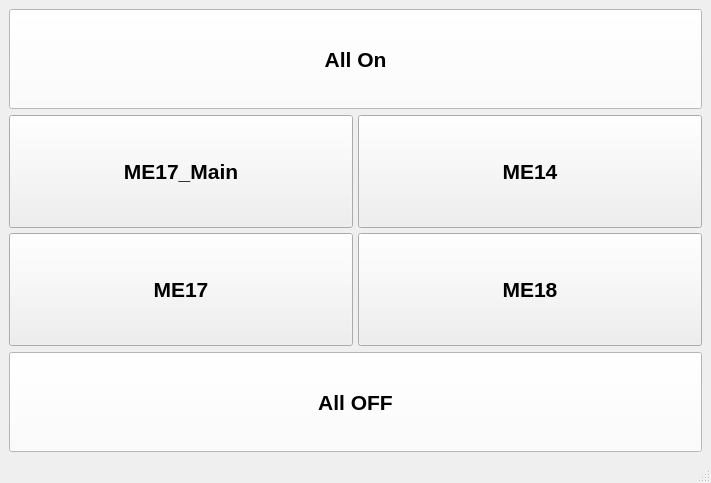
The window that Python-client/gui.ui (EdwinFairchild/BLE-rig) describes before a commit, drawn with Qt 5.
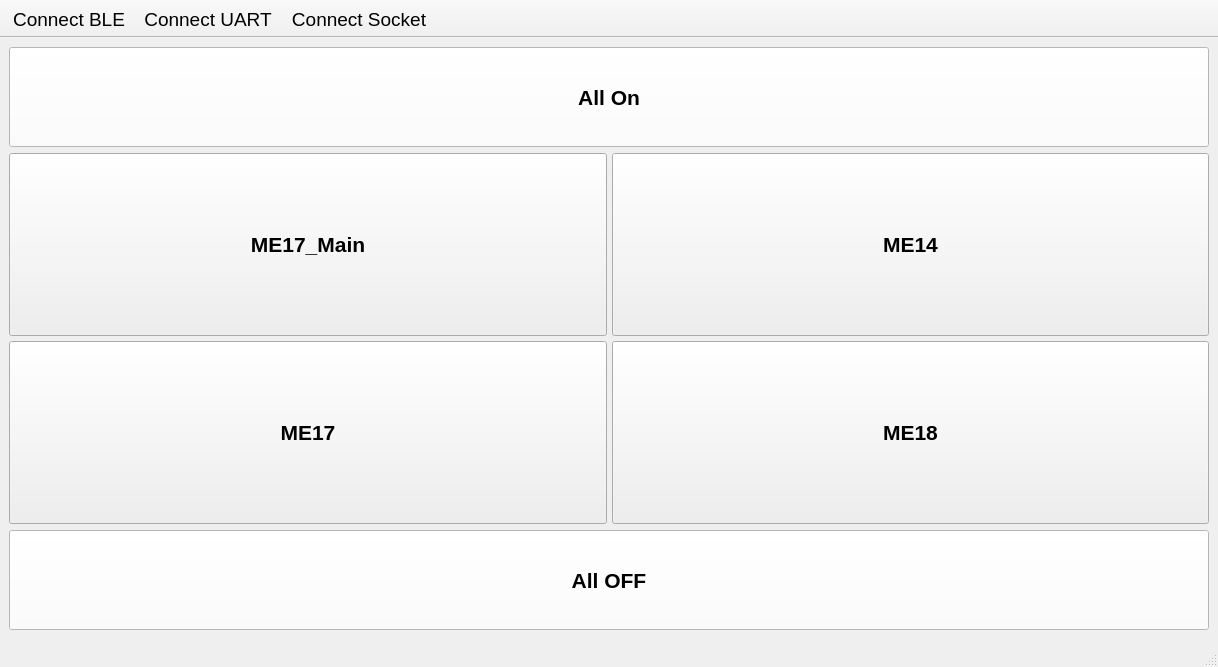
The same window after the commit. Icons and pictures are not drawn.

The edit to the form file:
```diff
--- a/Python-client/gui.ui
+++ b/Python-client/gui.ui
@@ -6,15 +6,20 @@
    <rect>
     <x>0</x>
     <y>0</y>
-    <width>711</width>
-    <height>483</height>
+    <width>1218</width>
+    <height>667</height>
    </rect>
   </property>
+  <property name="font">
+   <font>
+    <pointsize>14</pointsize>
+   </font>
+  </property>
   <property name="windowTitle">
    <string>MainWindow</string>
   </property>
   <widget class="QWidget" name="centralwidget">
-   <layout class="QVBoxLayout" name="verticalLayout_4" stretch="2,1,2">
+   <layout class="QVBoxLayout" name="verticalLayout_4">
     <item>
      <widget class="QPushButton" name="btn_all_on">
       <property name="minimumSize">
@@ -207,17 +212,72 @@
     </item>
    </layout>
   </widget>
-  <widget class="QMenuBar" name="menubar">
-   <property name="geometry">
-    <rect>
-     <x>0</x>
-     <y>0</y>
-     <width>711</width>
-     <height>22</height>
-    </rect>
+  <widget class="QStatusBar" name="statusbar">
+   <property name="font">
+    <font>
+     <pointsize>14</pointsize>
+    </font>
    </property>
   </widget>
-  <widget class="QStatusBar" name="statusbar"/>
+  <widget class="QToolBar" name="toolBar">
+   <property name="windowTitle">
+    <string>toolBar</string>
+   </property>
+   <property name="movable">
+    <bool>false</bool>
+   </property>
+   <property name="iconSize">
+    <size>
+     <width>50</width>
+     <height>50</height>
+    </size>
+   </property>
+   <attribute name="toolBarArea">
+    <enum>TopToolBarArea</enum>
+   </attribute>
+   <attribute name="toolBarBreak">
+    <bool>false</bool>
+   </attribute>
+   <addaction name="actionConnect_BLE"/>
+   <addaction name="actionConnect_UART"/>
+   <addaction name="actionConnect_Socket"/>
+  </widget>
+  <action name="actionConnect_BLE">
+   <property name="checkable">
+    <bool>true</bool>
+   </property>
+   <property name="icon">
+    <iconset>
+     <normaloff>../resources/bluetooth.png</normaloff>../resources/bluetooth.png</iconset>
+   </property>
+   <property name="text">
+    <string>Connect BLE</string>
+   </property>
+  </action>
+  <action name="actionConnect_UART">
+   <property name="checkable">
+    <bool>true</bool>
+   </property>
+   <property name="icon">
+    <iconset>
+     <normaloff>../resources/vga-cable.png</normaloff>../resources/vga-cable.png</iconset>
+   </property>
+   <property name="text">
+    <string>Connect UART</string>
+   </property>
+  </action>
+  <action name="actionConnect_Socket">
+   <property name="checkable">
+    <bool>true</bool>
+   </property>
+   <property name="icon">
+    <iconset>
+     <normaloff>../resources/network.png</normaloff>../resources/network.png</iconset>
+   </property>
+   <property name="text">
+    <string>Connect Socket</string>
+   </property>
+  </action>
  </widget>
  <resources/>
  <connections/>
```
